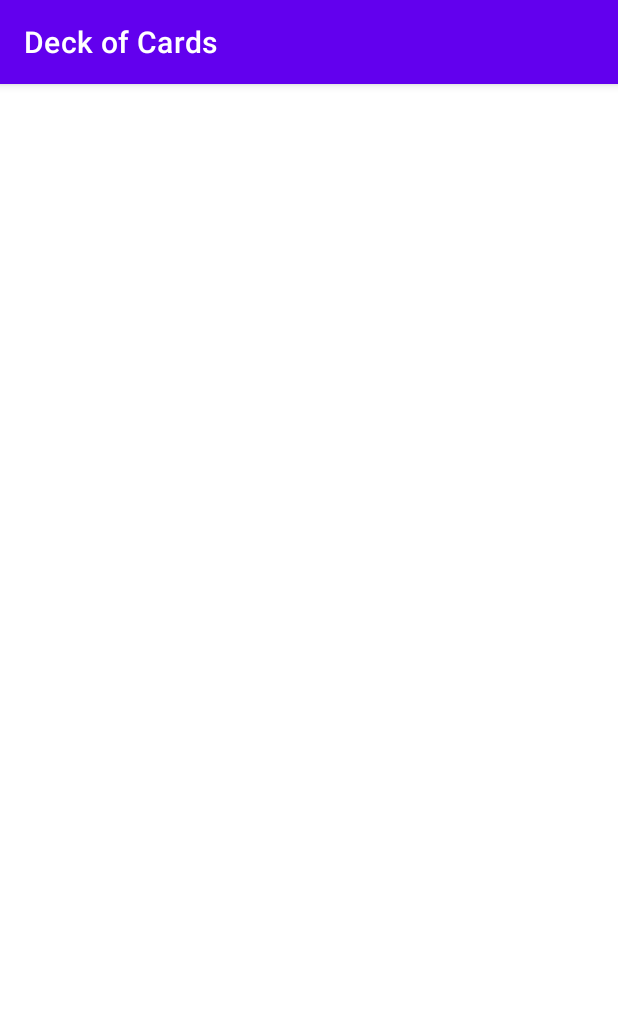
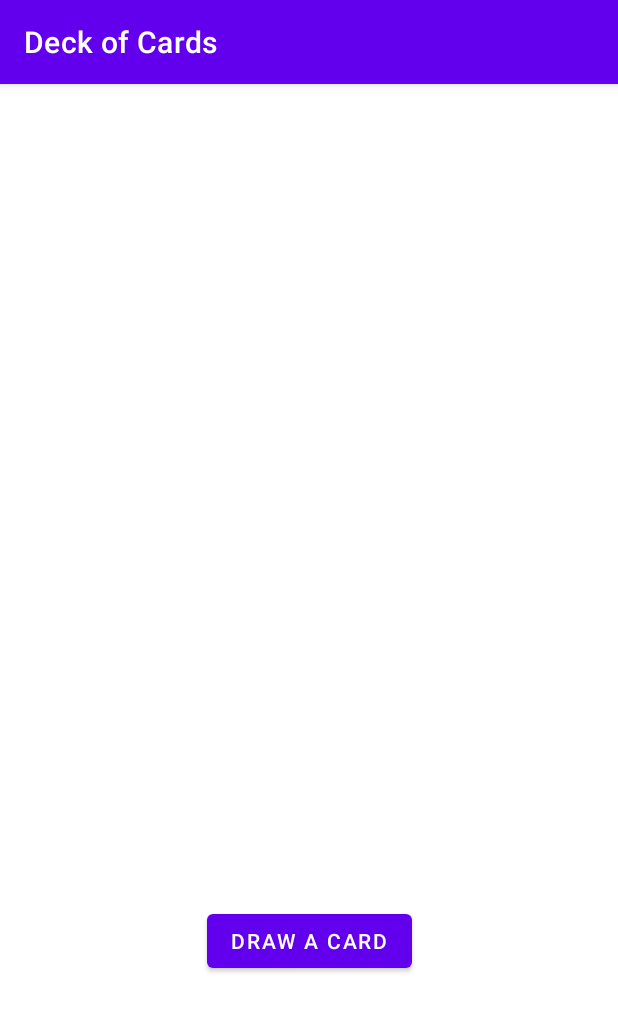
Before and after one commit to attealalahti/deck-of-cards-app, an Android app: the DeckViewerActivity screen opened directly, with no data from a screen before it, on a phone screen of 412 x 824 dp. Shown: the top 1012 px of the screen. Run offline under Robolectric (Android 15) with nearby library versions, the phone set to English and light mode, and no system bars.

Commit message:
Add button to DeckViewerActivity to draw a card.

```diff
--- a/app/src/main/java/fi/alalahti/deckofcards/DeckViewerActivity.kt
+++ b/app/src/main/java/fi/alalahti/deckofcards/DeckViewerActivity.kt
@@ -1,6 +1,8 @@
 package fi.alalahti.deckofcards
 
 import android.os.Bundle
+import android.util.Log
+import android.view.View
 import android.widget.TextView
 import androidx.appcompat.app.AppCompatActivity
 
@@ -11,4 +13,11 @@ class DeckViewerActivity : AppCompatActivity() {
         val deck_id = intent.getStringExtra("deck_id")
         findViewById<TextView>(R.id.textView).text = deck_id
     }
+
+    fun drawCard(button: View) {
+        API.drawCard(intent.getStringExtra("deck_id")!!) {
+            Log.d("api", it.toString())
+        }
+    }
+
 }
--- a/app/src/main/res/layout/activity_deck_viewer.xml
+++ b/app/src/main/res/layout/activity_deck_viewer.xml
@@ -4,7 +4,7 @@
     xmlns:tools="http://schemas.android.com/tools"
     android:layout_width="match_parent"
     android:layout_height="match_parent"
-    tools:context=".MainActivity">
+    tools:context=".DeckViewerActivity">
 
     <TextView
         android:id="@+id/textView"
@@ -15,5 +15,15 @@
         app:layout_constraintLeft_toLeftOf="parent"
         app:layout_constraintRight_toRightOf="parent"
         app:layout_constraintTop_toTopOf="parent" />
+    <Button
+        android:layout_width="wrap_content"
+        android:layout_height="wrap_content"
+        android:text="Draw a Card"
+        app:layout_constraintBottom_toBottomOf="parent"
+        app:layout_constraintLeft_toLeftOf="parent"
+        app:layout_constraintRight_toRightOf="parent"
+        app:layout_constraintTop_toTopOf="@id/textView"
+        android:onClick="drawCard"/>
+
 
 </androidx.constraintlayout.widget.ConstraintLayout>
```
